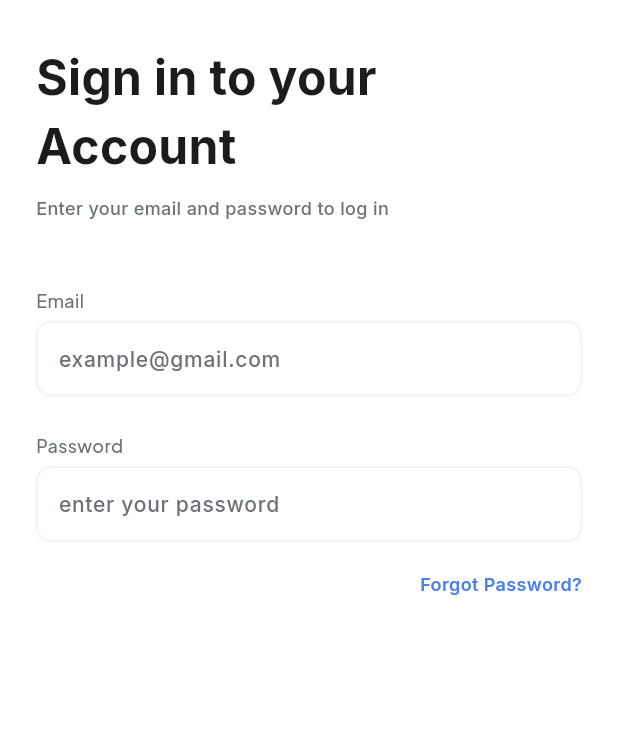
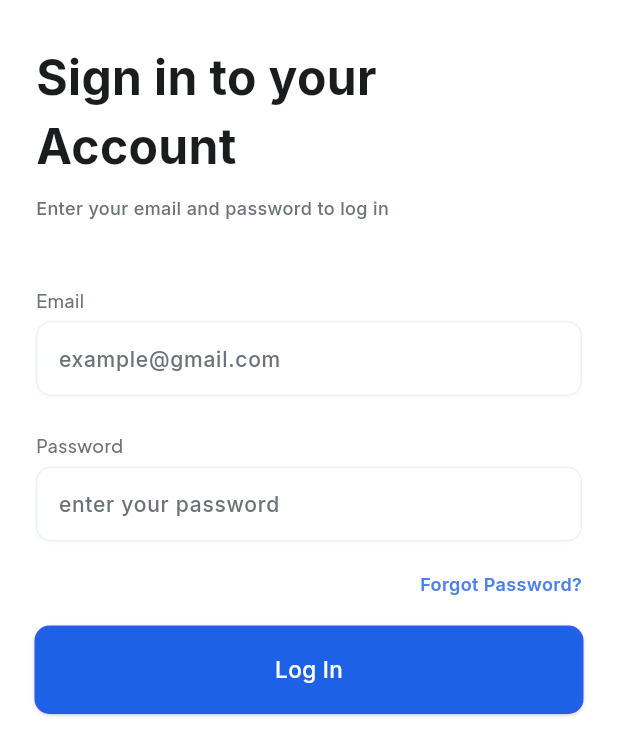
Before and after one commit to yozhykovanatolii/smart_courier_assistant_app, a Flutter app: the screen it shows after launch, on a phone screen of 412 x 824 dp. Shown: the top 756 px of the screen. Run offline on Flutter 3.47's test engine with Material 3 defaults, Android fonts, the phone set to English and light mode, and no system bars; our stand-ins replace another_flutter_splash_screen, firebase_core; accounts and stored records are empty.

Commit message:
Create UI components AppElevatedButton and LogInButton

```diff
--- a/lib/feature/login/view/login_page.dart
+++ b/lib/feature/login/view/login_page.dart
@@ -68,6 +68,7 @@ class LoginPage extends StatelessWidget {
             const SizedBox(height: 20),
             const ForgotPasswordTextButton(),
             const SizedBox(height: 20),
+            const LogInButton(),
           ],
         ),
       ),
--- /dev/null
+++ b/lib/feature/login/widgets/log_in_button.dart
@@ -0,0 +1,26 @@
+import 'package:flutter/material.dart';
+import 'package:smart_courier_assistant_app/gen/fonts.gen.dart';
+import 'package:smart_courier_assistant_app/ui/widgets/app_elevated_button.dart';
+
+class LogInButton extends StatelessWidget {
+  const LogInButton({super.key});
+
+  @override
+  Widget build(BuildContext context) {
+    return AppElevatedButton(
+      onPressed: () {},
+      padding: const EdgeInsetsGeometry.symmetric(
+        vertical: 18,
+      ),
+      child: const Text(
+        'Log In',
+        style: TextStyle(
+          color: Colors.white,
+          fontSize: 15,
+          fontWeight: FontWeight.w500,
+          fontFamily: FontFamily.inter,
+        ),
+      ),
+    );
+  }
+}
--- a/lib/feature/login/widgets/widgets.dart
+++ b/lib/feature/login/widgets/widgets.dart
@@ -1,3 +1,4 @@
 export 'login_email_field.dart';
 export 'login_password_field.dart';
 export 'forgot_password_text_button.dart';
+export 'log_in_button.dart';
--- /dev/null
+++ b/lib/ui/widgets/app_elevated_button.dart
@@ -0,0 +1,42 @@
+import 'package:flutter/material.dart';
+
+class AppElevatedButton extends StatelessWidget {
+  const AppElevatedButton({
+    super.key,
+    required this.onPressed,
+    required this.child,
+    required this.padding,
+  });
+
+  final VoidCallback onPressed;
+  final EdgeInsetsGeometry padding;
+  final Widget child;
+
+  @override
+  Widget build(BuildContext context) {
+    return GestureDetector(
+      onTap: onPressed,
+      child: Container(
+        padding: padding,
+        decoration: BoxDecoration(
+          color: const Color(0xFF1D61E7),
+          borderRadius: BorderRadius.circular(10),
+          boxShadow: [
+            const BoxShadow(
+              spreadRadius: 1,
+              color: Color(0xFF375DFB),
+            ),
+            BoxShadow(
+              offset: const Offset(0, 1),
+              blurRadius: 2,
+              color: const Color(0xFF253EA7).withValues(alpha: 0.48),
+            ),
+          ],
+        ),
+        child: Center(
+          child: child,
+        ),
+      ),
+    );
+  }
+}
```
